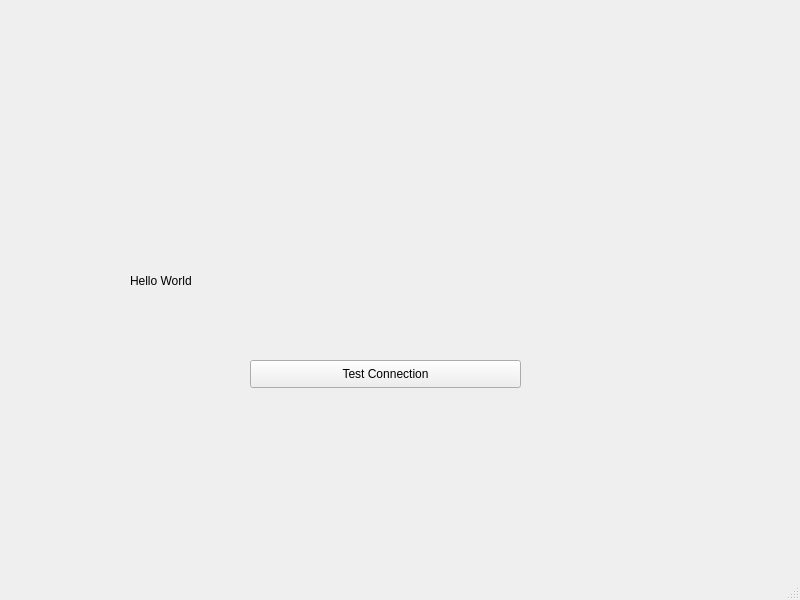
First picture: the form in courses/YTQT/Testt/mainwindow.ui, repository Altast-tnt/cpp-linux-lab, before the edit.
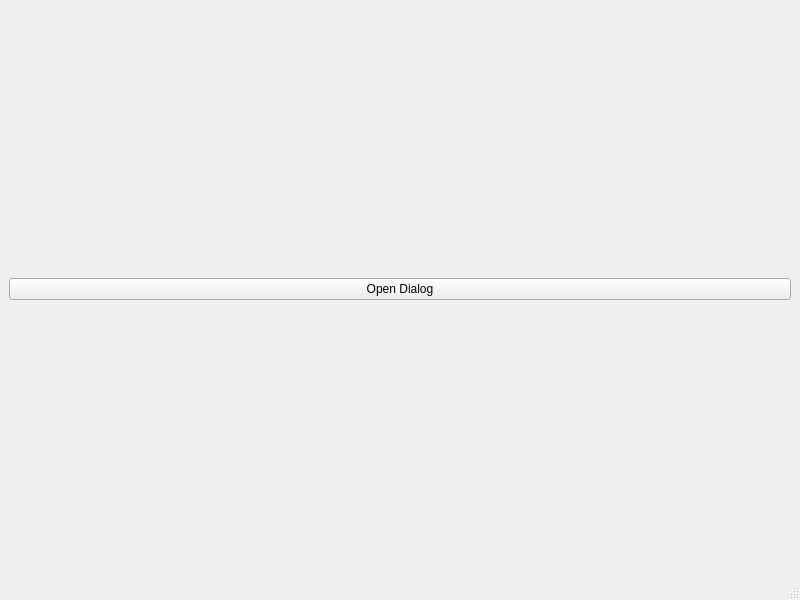
Second picture: the form after the edit.

Commit message: layouts and message box

What changed in the file:
```diff
--- a/courses/YTQT/Testt/mainwindow.ui
+++ b/courses/YTQT/Testt/mainwindow.ui
@@ -14,32 +14,15 @@
    <string>MainWindow</string>
   </property>
   <widget class="QWidget" name="centralwidget">
+   <layout class="QHBoxLayout" name="horizontalLayout">
+    <item>
    <widget class="QPushButton" name="pushButton">
-    <property name="geometry">
-     <rect>
-      <x>250</x>
-      <y>360</y>
-      <width>271</width>
-      <height>28</height>
-     </rect>
-    </property>
     <property name="text">
-     <string>Test Connection</string>
-    </property>
-   </widget>
-   <widget class="QLabel" name="label">
-    <property name="geometry">
-     <rect>
-      <x>130</x>
-      <y>230</y>
-      <width>111</width>
-      <height>101</height>
-     </rect>
-    </property>
-    <property name="text">
-     <string>Hello World</string>
-    </property>
-   </widget>
+       <string>Open Dialog</string>
+      </property>
+     </widget>
+    </item>
+   </layout>
   </widget>
   <widget class="QMenuBar" name="menubar">
    <property name="geometry">
```
Lines whose indentation alone changed are shown as unchanged. The commit also changes 1 other file.
